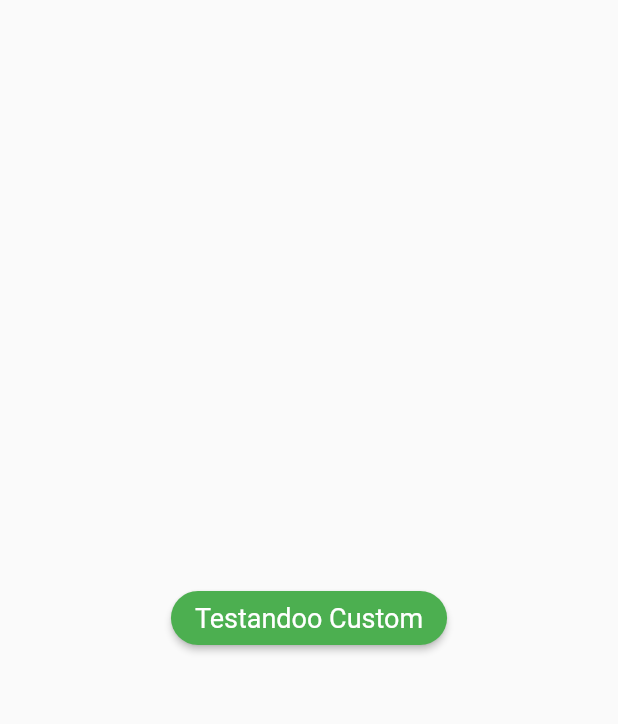
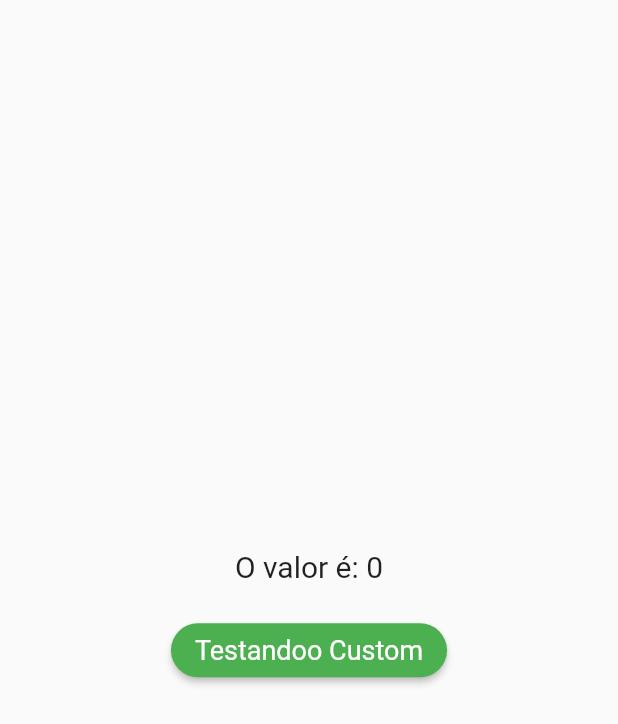
Before and after one commit to Buchadaz/playingbutton, a Flutter app: the screen it shows after launch, on a phone screen of 412 x 824 dp. Shown: the top 724 px of the screen. Run offline on Flutter 3.47's test engine with Material 2 defaults, Android fonts, the light colour scheme and no system bars.

Commit message:
Atualização

```diff
--- a/lib/main.dart
+++ b/lib/main.dart
@@ -6,7 +6,7 @@ void main() {
 }
 
 class MyApp extends StatelessWidget {
-  const MyApp({Key? key}) : super(key: key);
+  MyApp({Key? key}) : super(key: key);
 
   @override
   Widget build(BuildContext context) {
--- a/lib/one_page.dart
+++ b/lib/one_page.dart
@@ -1,20 +1,51 @@
+import 'dart:math';
+
 import 'package:flutter/material.dart';
 import 'package:flutter/src/foundation/key.dart';
 import 'package:flutter/src/widgets/framework.dart';
 import 'package:widget_button/widgets/custom_button_widget.dart';
 
-class OnePage extends StatelessWidget {
-  const OnePage({Key? key}) : super(key: key);
+class OnePage extends StatefulWidget {
+  OnePage({Key? key}) : super(key: key);
+
+  @override
+  State<OnePage> createState() => _OnePageState();
+}
+
+class _OnePageState extends State<OnePage> {
+  ValueNotifier<int> valorAleatorio = ValueNotifier<int>(0);
+
+  random() async {
+    for (int i = 0; i < 10; i++) {
+      await Future.delayed(const Duration(seconds: 1));
+
+      valorAleatorio.value = Random().nextInt(1000);
+    }
+  }
 
   @override
   Widget build(BuildContext context) {
     return Scaffold(
       body: Center(
-          child: CustomButtonWidget(
-        onPressed: () {},
-        tittle: 'Testandoo Custom',
-        disable: false,
-        titleSize: 18,
+          child: Column(
+        mainAxisAlignment: MainAxisAlignment.center,
+        children: [
+          ValueListenableBuilder(
+              valueListenable: valorAleatorio,
+              builder: (_, valor, __) => Text(
+                    'O valor é: $valor',
+                    style: const TextStyle(fontSize: 20),
+                  )),
+          const SizedBox(
+            height: 20,
+          ),
+          CustomButtonWidget(
+            onPressed: () => random(),
+            tittle: 'Testandoo Custom',
+            disable: false,
+            titleSize: 18,
+          ),
+        ],
       )),
     );
   }
```
